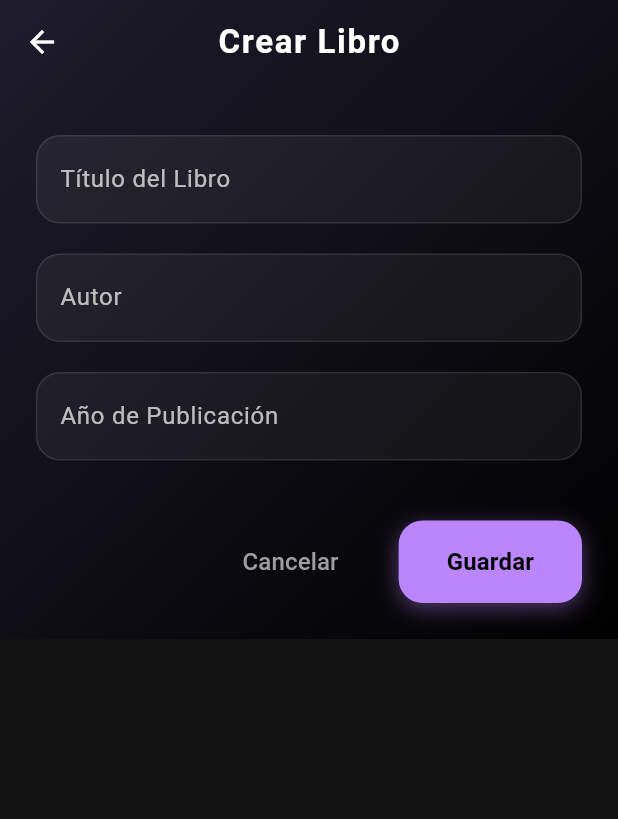
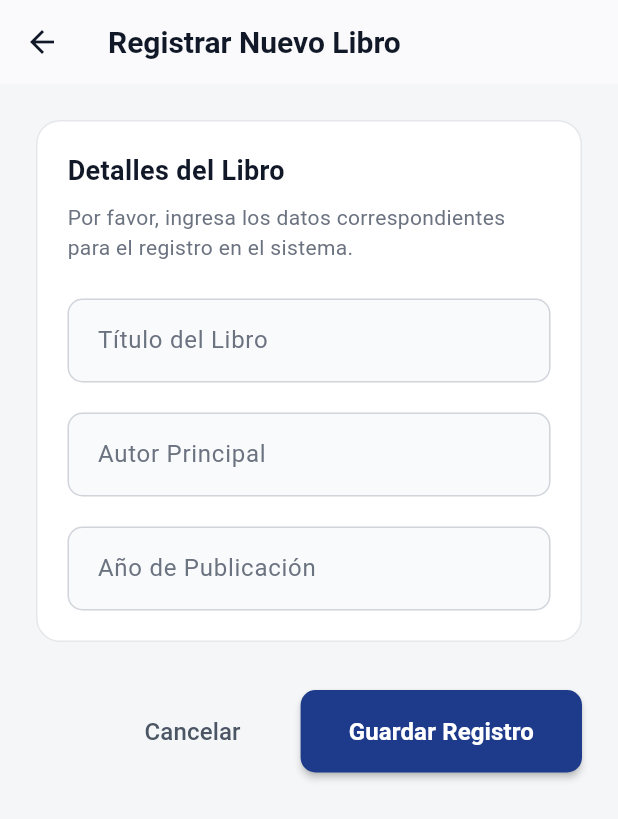
Before and after one commit to jhordan-huera/app-flutter-SQLITE-Crud, a Flutter app: the screen it shows after launch, after a tap on "Nuevo Libro", on a phone screen of 412 x 824 dp. Shown: the top 819 px of the screen. Run offline on Flutter 3.47's test engine with Material 3 defaults, Android fonts, the phone set to English and light mode, and no system bars; our stand-ins replace sqflite, sqflite_common_ffi; accounts and stored records are empty.

Commit message:
feat: rediseño a tema claro corporativo y documentación profesional
Refactorización UI: Migración de tema oscuro neón a Light Theme profesional.
Implementación de paleta corporativa (Azul #1E3A8A) para transmitir seriedad y limpieza.
Rediseño de tarjetas estilo Material 3 minimalista con sombras sutiles.
Reestructuración del formulario de creación/edición de libros para mayor claridad visual.
Actualización del archivo README.md con estructura profesional para la presentación del proyecto y capturas de pantalla.

```diff
--- a/lib/main.dart
+++ b/lib/main.dart
@@ -1,11 +1,10 @@
 import 'package:flutter/material.dart';
-import 'package:flutter/foundation.dart' show kIsWeb;
-import 'dart:io' show Platform;
+import 'pages/book_list.dart';
 import 'package:sqflite_common_ffi/sqflite_ffi.dart';
-import 'pages/book_list.dart';
+import 'dart:io';
 
 void main() {
-  if (!kIsWeb && (Platform.isWindows || Platform.isLinux || Platform.isMacOS)) {
+  if (Platform.isWindows || Platform.isLinux || Platform.isMacOS) {
     sqfliteFfiInit();
     databaseFactory = databaseFactoryFfi;
   }
@@ -15,42 +14,63 @@ void main() {
 class MyApp extends StatelessWidget {
   const MyApp({super.key});
 
-  // This widget is the root of your application.
   @override
   Widget build(BuildContext context) {
     return MaterialApp(
-      title: 'CRUD SQLite Libros',
-      theme: ThemeData.dark().copyWith(
-        scaffoldBackgroundColor: const Color(0xFF121212),
-        colorScheme: const ColorScheme.dark(
-          primary: Color(0xFFBB86FC),
-          secondary: Color(0xFF03DAC6),
-          surface: Color(0xFF1E1E1E),
+      title: 'CRUD Libros',
+      debugShowCheckedModeBanner: false,
+      theme: ThemeData.light().copyWith(
+        scaffoldBackgroundColor: const Color(0xFFF4F6F8), // Light gray background
+        colorScheme: const ColorScheme.light(
+          primary: Color(0xFF1E3A8A), // Deep Corporate Blue
+          secondary: Color(0xFF3B82F6), // Accent Blue
+          surface: Colors.white,
+          error: Color(0xFFE11D48), // Refined red
         ),
         appBarTheme: const AppBarTheme(
-          backgroundColor: Color(0xFF1F1F1F),
-          elevation: 0,
-          centerTitle: true,
+          backgroundColor: Colors.white,
+          foregroundColor: Color(0xFF111827), // Very dark gray for text
+          elevation: 0.5,
+          centerTitle: false,
+          iconTheme: IconThemeData(color: Color(0xFF111827)),
         ),
         floatingActionButtonTheme: const FloatingActionButtonThemeData(
-          backgroundColor: Color(0xFFBB86FC),
-          foregroundColor: Colors.black,
+          backgroundColor: Color(0xFF1E3A8A),
+          foregroundColor: Colors.white,
+          elevation: 4,
         ),
         cardTheme: CardThemeData(
-          color: const Color(0xFF1E1E1E),
-          elevation: 4,
-          shape: RoundedRectangleBorder(borderRadius: BorderRadius.circular(16)),
+          color: Colors.white,
+          elevation: 0,
+          shape: RoundedRectangleBorder(
+            borderRadius: BorderRadius.circular(12),
+            side: const BorderSide(color: Color(0xFFE5E7EB), width: 1), // Subtle border
+          ),
         ),
         inputDecorationTheme: InputDecorationTheme(
           filled: true,
-          fillColor: const Color(0xFF2C2C2C),
+          fillColor: const Color(0xFFF9FAFB),
+          labelStyle: const TextStyle(color: Color(0xFF6B7280)),
+          contentPadding: const EdgeInsets.symmetric(horizontal: 16, vertical: 16),
           border: OutlineInputBorder(
-            borderRadius: BorderRadius.circular(12),
-            borderSide: BorderSide.none,
+            borderRadius: BorderRadius.circular(10),
+            borderSide: const BorderSide(color: Color(0xFFD1D5DB)),
+          ),
+          enabledBorder: OutlineInputBorder(
+            borderRadius: BorderRadius.circular(10),
+            borderSide: const BorderSide(color: Color(0xFFD1D5DB)),
           ),
           focusedBorder: OutlineInputBorder(
-            borderRadius: BorderRadius.circular(12),
-            borderSide: const BorderSide(color: Color(0xFFBB86FC), width: 2),
+            borderRadius: BorderRadius.circular(10),
+            borderSide: const BorderSide(color: Color(0xFF1E3A8A), width: 2),
+          ),
+          errorBorder: OutlineInputBorder(
+            borderRadius: BorderRadius.circular(10),
+            borderSide: const BorderSide(color: Color(0xFFE11D48), width: 1),
+          ),
+          focusedErrorBorder: OutlineInputBorder(
+            borderRadius: BorderRadius.circular(10),
+            borderSide: const BorderSide(color: Color(0xFFE11D48), width: 2),
           ),
         ),
       ),
--- a/lib/pages/book_form.dart
+++ b/lib/pages/book_form.dart
@@ -1,4 +1,3 @@
-import 'dart:ui';
 import 'package:flutter/material.dart';
 import '../models/book.dart';
 import '../services/book_service.dart';
@@ -56,11 +55,11 @@ class _BookFormPageState extends State<BookFormPage> {
   Widget _buildAnimatedField({required Widget child, required int index}) {
     return TweenAnimationBuilder<double>(
       tween: Tween(begin: 0.0, end: 1.0),
-      duration: Duration(milliseconds: 400 + (index * 150)),
+      duration: Duration(milliseconds: 300 + (index * 100)),
       curve: Curves.easeOutQuart,
       builder: (context, value, childWidget) {
         return Transform.translate(
-          offset: Offset(0, 30 * (1 - value)),
+          offset: Offset(0, 20 * (1 - value)),
           child: Opacity(
             opacity: value,
             child: childWidget,
@@ -71,56 +70,16 @@ class _BookFormPageState extends State<BookFormPage> {
     );
   }
 
-  InputDecoration _buildInputDecoration(String label) {
-    return InputDecoration(
-      labelText: label,
-      labelStyle: const TextStyle(color: Colors.white70),
-      filled: true,
-      fillColor: Colors.white.withOpacity(0.05),
-      border: OutlineInputBorder(
-        borderRadius: BorderRadius.circular(16),
-        borderSide: BorderSide(color: Colors.white.withOpacity(0.1)),
-      ),
-      enabledBorder: OutlineInputBorder(
-        borderRadius: BorderRadius.circular(16),
-        borderSide: BorderSide(color: Colors.white.withOpacity(0.1)),
-      ),
-      focusedBorder: OutlineInputBorder(
-        borderRadius: BorderRadius.circular(16),
-        borderSide: const BorderSide(color: Color(0xFFBB86FC), width: 2),
-      ),
-      errorBorder: OutlineInputBorder(
-        borderRadius: BorderRadius.circular(16),
-        borderSide: const BorderSide(color: Color(0xFFCF6679), width: 1),
-      ),
-      focusedErrorBorder: OutlineInputBorder(
-        borderRadius: BorderRadius.circular(16),
-        borderSide: const BorderSide(color: Color(0xFFCF6679), width: 2),
-      ),
-    );
-  }
-
   @override
   Widget build(BuildContext context) {
     return Scaffold(
-      extendBodyBehindAppBar: true,
       appBar: AppBar(
         title: Text(
-          widget.book == null ? 'Crear Libro' : 'Editar Libro',
-          style: const TextStyle(fontWeight: FontWeight.bold, letterSpacing: 1.1),
-        ),
-        backgroundColor: Colors.transparent,
-        elevation: 0,
-      ),
-      body: Container(
-        decoration: const BoxDecoration(
-          gradient: LinearGradient(
-            colors: [Color(0xFF1F1C2C), Color(0xFF000000)],
-            begin: Alignment.topLeft,
-            end: Alignment.bottomRight,
+          widget.book == null ? 'Registrar Nuevo Libro' : 'Editar Información',
+          style: const TextStyle(fontWeight: FontWeight.w600, fontSize: 20),
         ),
       ),
-        child: SafeArea(
+      body: SafeArea(
         child: SingleChildScrollView(
           padding: const EdgeInsets.all(24.0),
           child: Form(
@@ -128,44 +87,61 @@ class _BookFormPageState extends State<BookFormPage> {
             child: Column(
               crossAxisAlignment: CrossAxisAlignment.stretch,
               children: [
-                  const SizedBox(height: 10),
                 _buildAnimatedField(
                   index: 0,
-                    child: TextFormField(
-                      controller: _titleController,
-                      style: const TextStyle(color: Colors.white, fontSize: 18),
-                      decoration: _buildInputDecoration('Título del Libro'),
-                      validator: (value) => value!.isEmpty ? 'Requerido' : null,
+                  child: Container(
+                    padding: const EdgeInsets.all(20),
+                    decoration: BoxDecoration(
+                      color: Colors.white,
+                      borderRadius: BorderRadius.circular(16),
+                      border: Border.all(color: const Color(0xFFE5E7EB)),
+                    ),
+                    child: Column(
+                      crossAxisAlignment: CrossAxisAlignment.start,
+                      children: [
+                        const Text(
+                          'Detalles del Libro',
+                          style: TextStyle(
+                            fontSize: 18,
+                            fontWeight: FontWeight.bold,
+                            color: Color(0xFF111827),
                           ),
                         ),
-                  const SizedBox(height: 20),
-                  _buildAnimatedField(
-                    index: 1,
-                    child: TextFormField(
-                      controller: _authorController,
-                      style: const TextStyle(color: Colors.white, fontSize: 18),
-                      decoration: _buildInputDecoration('Autor'),
-                      validator: (value) => value!.isEmpty ? 'Requerido' : null,
+                        const SizedBox(height: 8),
+                        const Text(
+                          'Por favor, ingresa los datos correspondientes para el registro en el sistema.',
+                          style: TextStyle(color: Color(0xFF6B7280)),
                         ),
+                        const SizedBox(height: 24),
+                        TextFormField(
+                          controller: _titleController,
+                          decoration: const InputDecoration(labelText: 'Título del Libro'),
+                          validator: (value) => value!.isEmpty ? 'El título es obligatorio' : null,
                         ),
                         const SizedBox(height: 20),
-                  _buildAnimatedField(
-                    index: 2,
-                    child: TextFormField(
+                        TextFormField(
+                          controller: _authorController,
+                          decoration: const InputDecoration(labelText: 'Autor Principal'),
+                          validator: (value) => value!.isEmpty ? 'El autor es obligatorio' : null,
+                        ),
+                        const SizedBox(height: 20),
+                        TextFormField(
                           controller: _yearController,
                           keyboardType: TextInputType.number,
-                      style: const TextStyle(color: Colors.white, fontSize: 18),
-                      decoration: _buildInputDecoration('Año de Publicación'),
+                          decoration: const InputDecoration(labelText: 'Año de Publicación'),
                           validator: (value) {
-                        if (value == null || value.isEmpty) return 'Requerido';
-                        if (int.tryParse(value) == null) return 'Año inválido';
+                            if (value == null || value.isEmpty) return 'El año es obligatorio';
+                            if (int.tryParse(value) == null) return 'Ingresa un año válido';
                             return null;
                           },
                         ),
+                      ],
                     ),
-                  const SizedBox(height: 40),
+                  ),
+                ),
+                const SizedBox(height: 32),
                 _buildAnimatedField(
-                    index: 3,
+                  index: 1,
                   child: Row(
                     mainAxisAlignment: MainAxisAlignment.end,
                     children: [
@@ -174,31 +150,19 @@ class _BookFormPageState extends State<BookFormPage> {
                         style: TextButton.styleFrom(
                           padding: const EdgeInsets.symmetric(horizontal: 24, vertical: 16),
                         ),
-                          child: const Text('Cancelar', style: TextStyle(color: Colors.grey, fontSize: 16)),
+                        child: const Text('Cancelar', style: TextStyle(color: Color(0xFF4B5563), fontSize: 16)),
                       ),
                       const SizedBox(width: 16),
-                        Container(
-                          decoration: BoxDecoration(
-                            borderRadius: BorderRadius.circular(16),
-                            boxShadow: [
-                              BoxShadow(
-                                color: const Color(0xFFBB86FC).withOpacity(0.4),
-                                blurRadius: 12,
-                                offset: const Offset(0, 4),
-                              )
-                            ],
-                          ),
-                          child: ElevatedButton(
+                      ElevatedButton(
                         style: ElevatedButton.styleFrom(
-                              backgroundColor: const Color(0xFFBB86FC),
-                              foregroundColor: Colors.black,
+                          backgroundColor: const Color(0xFF1E3A8A),
+                          foregroundColor: Colors.white,
                           padding: const EdgeInsets.symmetric(horizontal: 32, vertical: 16),
-                              shape: RoundedRectangleBorder(borderRadius: BorderRadius.circular(16)),
-                              elevation: 0,
+                          shape: RoundedRectangleBorder(borderRadius: BorderRadius.circular(10)),
+                          elevation: 2,
                         ),
                         onPressed: _save,
-                            child: const Text('Guardar', style: TextStyle(fontWeight: FontWeight.bold, fontSize: 16)),
-                          ),
+                        child: const Text('Guardar Registro', style: TextStyle(fontWeight: FontWeight.w600, fontSize: 16)),
                       ),
                     ],
                   ),
@@ -208,7 +172,6 @@ class _BookFormPageState extends State<BookFormPage> {
           ),
         ),
       ),
-      ),
     );
   }
 }
--- a/lib/pages/book_list.dart
+++ b/lib/pages/book_list.dart
@@ -1,4 +1,3 @@
-import 'dart:ui';
 import 'package:flutter/material.dart';
 import '../models/book.dart';
 import '../services/book_service.dart';
@@ -29,87 +28,69 @@ class _BookListPageState extends State<BookListPage> {
   @override
   Widget build(BuildContext context) {
     return Scaffold(
-      extendBodyBehindAppBar: true,
       appBar: AppBar(
         title: const Text(
-          'Tus Libros',
-          style: TextStyle(fontWeight: FontWeight.bold, fontSize: 28, letterSpacing: 1.2),
-        ),
-        backgroundColor: Colors.transparent,
-        elevation: 0,
-        centerTitle: false,
-      ),
-      body: Container(
-        decoration: const BoxDecoration(
-          gradient: LinearGradient(
-            colors: [Color(0xFF1F1C2C), Color(0xFF000000)],
-            begin: Alignment.topLeft,
-            end: Alignment.bottomRight,
+          'Gestión de Libros',
+          style: TextStyle(fontWeight: FontWeight.w700, fontSize: 22, letterSpacing: -0.5),
         ),
       ),
-        child: SafeArea(
+      body: SafeArea(
         child: FutureBuilder<List<Book>>(
           future: _booksFuture,
           builder: (context, snapshot) {
             if (snapshot.connectionState == ConnectionState.waiting) {
-                return const Center(child: CircularProgressIndicator(color: Color(0xFFBB86FC)));
+              return const Center(child: CircularProgressIndicator());
             }
             if (snapshot.hasError) {
-                return Center(child: Text('Error: ${snapshot.error}', style: const TextStyle(color: Colors.white)));
+              return Center(child: Text('Error: ${snapshot.error}', style: const TextStyle(color: Colors.red)));
             }
             if (!snapshot.hasData || snapshot.data!.isEmpty) {
               return Center(
                 child: Column(
                   mainAxisAlignment: MainAxisAlignment.center,
                   children: [
-                      Icon(Icons.menu_book_rounded, size: 80, color: Colors.white.withOpacity(0.3)),
+                    Icon(Icons.library_books_outlined, size: 80, color: Colors.grey[400]),
                     const SizedBox(height: 16),
-                      Text('No hay libros guardados.', style: TextStyle(color: Colors.white.withOpacity(0.5), fontSize: 18)),
+                    Text('No hay libros registrados.', style: TextStyle(color: Colors.grey[600], fontSize: 16)),
                   ],
                 ),
               );
             }
             final books = snapshot.data!;
             return ListView.builder(
-                padding: const EdgeInsets.only(top: 10, bottom: 100),
+              padding: const EdgeInsets.symmetric(horizontal: 16, vertical: 12).copyWith(bottom: 100),
               itemCount: books.length,
               itemBuilder: (context, index) {
                 final Book book = books[index];
                 return TweenAnimationBuilder<double>(
                   tween: Tween(begin: 0.0, end: 1.0),
-                    duration: Duration(milliseconds: 400 + (index * 100).clamp(0, 600)),
-                    curve: Curves.easeOutQuart,
+                  duration: Duration(milliseconds: 300 + (index * 50).clamp(0, 300)),
+                  curve: Curves.easeOutCubic,
                   builder: (context, value, child) {
                     return Transform.translate(
-                        offset: Offset(0, 40 * (1 - value)),
+                      offset: Offset(0, 20 * (1 - value)),
                       child: Opacity(
                         opacity: value,
                         child: child,
                       ),
                     );
                   },
-                    child: Container(
-                      margin: const EdgeInsets.symmetric(horizontal: 20, vertical: 10),
-                      decoration: BoxDecoration(
-                        color: Colors.white.withOpacity(0.03),
-                        borderRadius: BorderRadius.circular(20),
-                        border: Border.all(color: Colors.white.withOpacity(0.1), width: 1),
-                        boxShadow: [
-                          BoxShadow(
-                            color: Colors.black.withOpacity(0.3),
-                            blurRadius: 15,
-                            offset: const Offset(0, 8),
-                          )
-                        ],
-                      ),
-                      child: ClipRRect(
-                        borderRadius: BorderRadius.circular(20),
-                        child: BackdropFilter(
-                          filter: ImageFilter.blur(sigmaX: 10, sigmaY: 10),
+                  child: Card(
+                    margin: const EdgeInsets.only(bottom: 12),
                     child: Padding(
-                            padding: const EdgeInsets.all(20.0),
+                      padding: const EdgeInsets.all(16.0),
                       child: Row(
                         children: [
+                          Container(
+                            width: 48,
+                            height: 48,
+                            decoration: BoxDecoration(
+                              color: const Color(0xFFEFF6FF), // Light blue
+                              borderRadius: BorderRadius.circular(8),
+                            ),
+                            child: const Icon(Icons.book_rounded, color: Color(0xFF1E3A8A)),
+                          ),
+                          const SizedBox(width: 16),
                           Expanded(
                             child: Column(
                               crossAxisAlignment: CrossAxisAlignment.start,
@@ -117,29 +98,25 @@ class _BookListPageState extends State<BookListPage> {
                                 Text(
                                   book.title,
                                   style: const TextStyle(
-                                          fontWeight: FontWeight.w800,
-                                          fontSize: 20,
-                                          color: Colors.white,
-                                          letterSpacing: 0.5,
+                                    fontWeight: FontWeight.bold,
+                                    fontSize: 16,
+                                    color: Color(0xFF111827),
                                   ),
                                 ),
-                                      const SizedBox(height: 6),
+                                const SizedBox(height: 4),
                                 Text(
                                   '${book.author} • ${book.year}',
-                                        style: TextStyle(
-                                          color: Colors.white.withOpacity(0.6),
-                                          fontSize: 15,
-                                          fontWeight: FontWeight.w500,
+                                  style: const TextStyle(
+                                    color: Color(0xFF6B7280),
+                                    fontSize: 14,
                                   ),
                                 ),
                               ],
                             ),
                           ),
-                                Row(
-                                  mainAxisSize: MainAxisSize.min,
-                                  children: [
                           IconButton(
-                                      icon: const Icon(Icons.edit_rounded, color: Color(0xFFBB86FC)),
+                            icon: const Icon(Icons.edit_outlined, color: Color(0xFF6B7280)),
+                            tooltip: 'Editar',
                             onPressed: () async {
                               final result = await Navigator.of(context).push<bool>(
                                 MaterialPageRoute(builder: (_) => BookFormPage(book: book)),
@@ -148,28 +125,28 @@ class _BookListPageState extends State<BookListPage> {
                             },
                           ),
                           IconButton(
-                                      icon: const Icon(Icons.delete_rounded, color: Color(0xFFCF6679)),
+                            icon: const Icon(Icons.delete_outline, color: Color(0xFFE11D48)),
+                            tooltip: 'Eliminar',
                             onPressed: () async {
                               final confirm = await showDialog<bool>(
                                 context: context,
                                 builder: (context) => AlertDialog(
-                                            backgroundColor: const Color(0xFF1E1E1E),
-                                            shape: RoundedRectangleBorder(borderRadius: BorderRadius.circular(20)),
-                                            title: const Text('Confirmar', style: TextStyle(color: Colors.white)),
-                                            content: Text('¿Eliminar "${book.title}"?', style: const TextStyle(color: Colors.white70)),
+                                  shape: RoundedRectangleBorder(borderRadius: BorderRadius.circular(12)),
+                                  title: const Text('Confirmar Eliminación'),
+                                  content: Text('¿Estás seguro de que deseas eliminar el libro "${book.title}"? Esta acción no se puede deshacer.'),
                                   actions: [
                                     TextButton(
                                       onPressed: () => Navigator.of(context).pop(false),
-                                                child: const Text('Cancelar', style: TextStyle(color: Colors.grey)),
+                                      child: const Text('Cancelar', style: TextStyle(color: Color(0xFF6B7280))),
                                     ),
                                     ElevatedButton(
                                       style: ElevatedButton.styleFrom(
-                                                  backgroundColor: const Color(0xFFCF6679),
+                                        backgroundColor: const Color(0xFFE11D48),
                                         foregroundColor: Colors.white,
-                                                  shape: RoundedRectangleBorder(borderRadius: BorderRadius.circular(12)),
+                                        elevation: 0,
                                       ),
                                       onPressed: () => Navigator.of(context).pop(true),
-                                                child: const Text('Eliminar', style: TextStyle(fontWeight: FontWeight.bold)),
+                                      child: const Text('Eliminar'),
                                     ),
                                   ],
                                 ),
@@ -182,10 +159,6 @@ class _BookListPageState extends State<BookListPage> {
                           ),
                         ],
                       ),
-                              ],
-                            ),
-                          ),
-                        ),
                     ),
                   ),
                 );
@@ -194,14 +167,10 @@ class _BookListPageState extends State<BookListPage> {
           },
         ),
       ),
-      ),
       floatingActionButton: FloatingActionButton.extended(
         heroTag: 'fab_add',
-        backgroundColor: const Color(0xFFBB86FC),
-        foregroundColor: Colors.black,
-        elevation: 8,
-        icon: const Icon(Icons.add_rounded, size: 24),
-        label: const Text('Nuevo Libro', style: TextStyle(fontWeight: FontWeight.bold, fontSize: 16)),
+        icon: const Icon(Icons.add_rounded),
+        label: const Text('Nuevo Libro', style: TextStyle(fontWeight: FontWeight.w600)),
         onPressed: () async {
           final result = await Navigator.of(context).push<bool>(
             MaterialPageRoute(builder: (_) => const BookFormPage()),
```
Also changed, not shown: 1 other file. Lines whose indentation alone changed are shown as unchanged.
